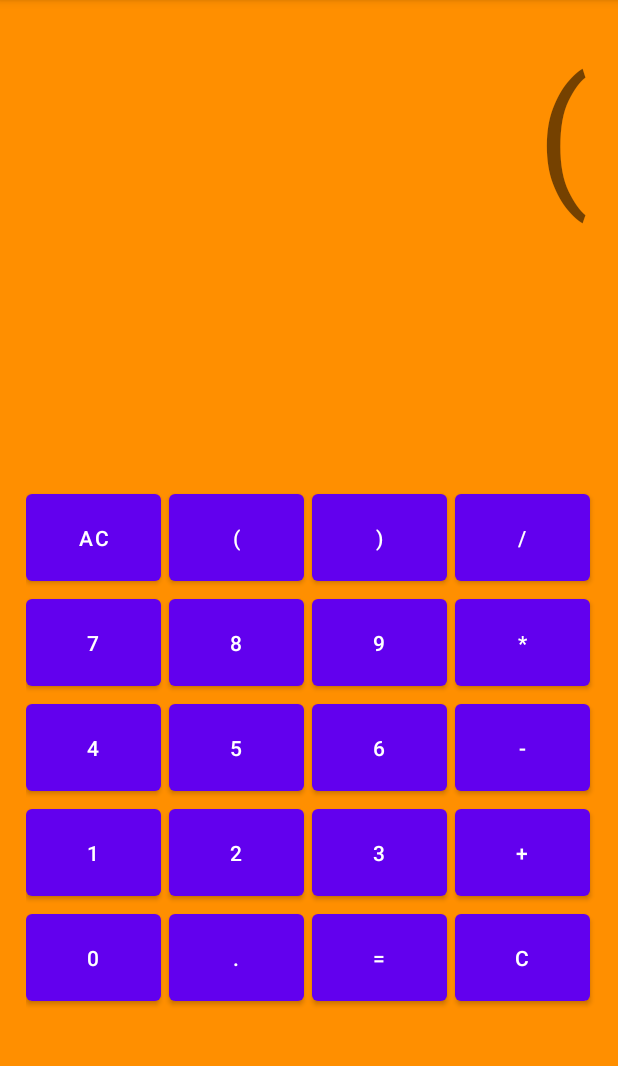
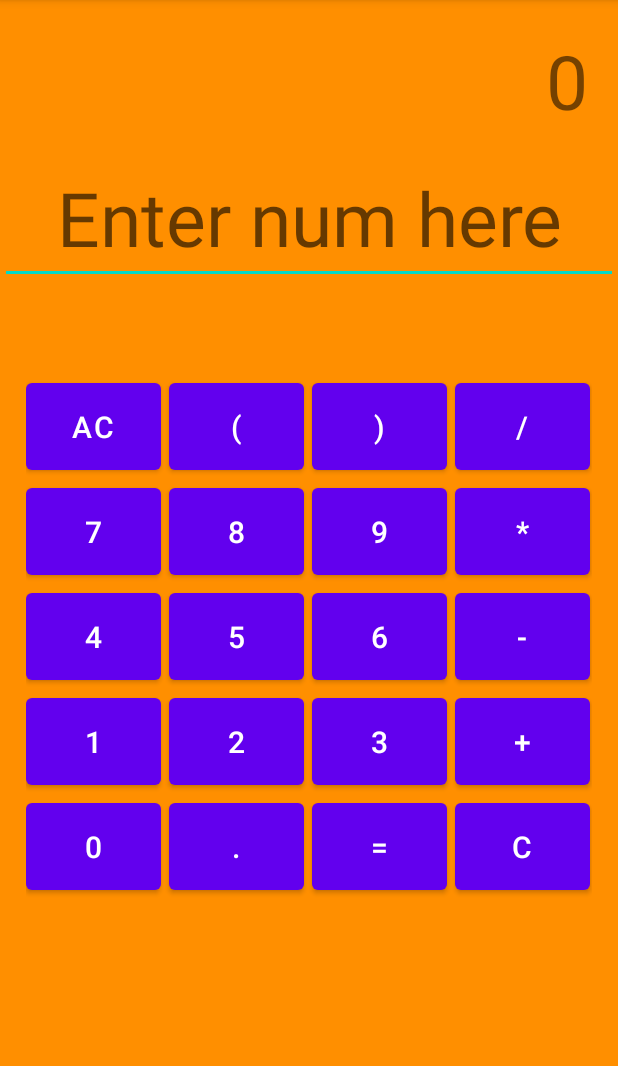
Before and after one commit to JordanPooleEffect/A-S, an Android app: the CalculatorExercise screen opened directly, with no data from a screen before it, after a tap on an icon or button, on a phone screen of 412 x 824 dp, the part 84-1150 px from its top. Run offline under Robolectric (Android 15) with nearby library versions, the phone set to English and light mode, and no system bars; 2 statements that could not run were skipped; 3 other taps on this screen came first.

Commit message:
NAUSAB TANAN

```diff
--- a/app/src/main/java/com/example/androidstudiocollection/CalculatorExercise.java
+++ b/app/src/main/java/com/example/androidstudiocollection/CalculatorExercise.java
@@ -3,28 +3,27 @@ package com.example.androidstudiocollection;
 import android.os.Bundle;
 import android.view.View;
 import android.widget.Button;
+import android.widget.EditText;
 import android.widget.TextView;
 import androidx.appcompat.app.AppCompatActivity;
-import net.objecthunter.exp4j.Expression;
-import net.objecthunter.exp4j.ExpressionBuilder;
-
-import java.text.DecimalFormat;
 
 public class CalculatorExercise extends AppCompatActivity {
 
     private TextView textView;
-    private StringBuilder input;
+    private EditText textEdit;
+    private CalculatorExerciseObject calculatorObject;
 
     @Override
     protected void onCreate(Bundle savedInstanceState) {
         super.onCreate(savedInstanceState);
         setContentView(R.layout.activity_calculator_exercise);
 
+        textView = findViewById(R.id.textView);
+        textEdit = findViewById(R.id.textEdit);
+        calculatorObject = new CalculatorExerciseObject(textView, textEdit);
+
         initializeButtons();
         initializeListeners();
-
-        textView = findViewById(R.id.textView);
-        input = new StringBuilder();
     }
 
     private void initializeButtons() {
@@ -50,31 +49,26 @@ public class CalculatorExercise extends AppCompatActivity {
         findViewById(R.id.btnClear).setOnClickListener(clearClickListener);
     }
 
-    private View.OnClickListener digitClickListener = new View.OnClickListener() {
+    public View.OnClickListener digitClickListener = new View.OnClickListener() {
         @Override
         public void onClick(View v) {
             Button button = (Button) v;
-            input.append(button.getText());
-            updateTextView();
+            calculatorObject.digitClick(button, textEdit);
         }
     };
 
-    private View.OnClickListener operatorClickListener = new View.OnClickListener() {
+    public View.OnClickListener operatorClickListener = new View.OnClickListener() {
         @Override
         public void onClick(View v) {
             Button button = (Button) v;
-            input.append(button.getText());
-            updateTextView();
+            calculatorObject.operatorClick(button, textView, textEdit);
         }
     };
 
     private View.OnClickListener dotClickListener = new View.OnClickListener() {
         @Override
         public void onClick(View v) {
-            if (!input.toString().contains(".")) {
-                input.append(".");
-                updateTextView();
-            }
+            calculatorObject.dotClick();
         }
     };
 
@@ -82,64 +76,28 @@ public class CalculatorExercise extends AppCompatActivity {
         @Override
         public void onClick(View v) {
             Button button = (Button) v;
-            input.append(button.getText());
-            updateTextView();
+            calculatorObject.parenthesisClick(button);
         }
     };
 
     private View.OnClickListener acClickListener = new View.OnClickListener() {
         @Override
         public void onClick(View v) {
-            input.setLength(0);
-            updateTextView();
+            calculatorObject.acClick();
         }
     };
 
     private View.OnClickListener clearClickListener = new View.OnClickListener() {
         @Override
         public void onClick(View v) {
-            if (input.length() > 0) {
-                input.deleteCharAt(input.length() - 1);
-                updateTextView();
-            }
+            calculatorObject.clearClick();
         }
     };
 
     private View.OnClickListener equalClickListener = new View.OnClickListener() {
         @Override
         public void onClick(View v) {
-            evaluateExpression();
+            calculatorObject.equalClick();
         }
     };
-
-    private void updateTextView() {
-        textView.setText(input.toString());
-    }
-
-    private void evaluateExpression() {
-        try {
-            DecimalFormat decimalFormat = new DecimalFormat("#.####");
-            double result = evaluate(input.toString());
-            input.setLength(0);
-            input.append(decimalFormat.format(result));
-            updateTextView();
-        } catch (Exception e) {
-            handleEvaluationError();
-        }
-    }
-
-    private double evaluate(String expression) {
-        try {
-            Expression e = new ExpressionBuilder(expression).build();
-            return e.evaluate();
-        } catch (ArithmeticException | IllegalArgumentException e) {
-            throw new RuntimeException("Error during expression evaluation", e);
-        }
-    }
-
-    private void handleEvaluationError() {
-        input.setLength(0);
-        input.append("Error");
-        updateTextView();
-    }
 }
--- a/app/src/main/res/layout/activity_calculator_exercise.xml
+++ b/app/src/main/res/layout/activity_calculator_exercise.xml
@@ -7,84 +7,102 @@
     tools:context=".CalculatorExercise"
     android:background="@color/orangey">
 
+    <LinearLayout
+        android:id="@+id/container"
+        android:layout_width="match_parent"
+        android:layout_height="match_parent"
+        android:orientation="vertical">
 
         <TextView
             android:id="@+id/textView"
             android:layout_width="match_parent"
+            android:layout_height="10dp"
+            android:layout_weight="0.3"
+            android:layout_marginStart="20dp"
+            android:layout_marginTop="20dp"
+            android:layout_marginEnd="20dp"
+            android:layout_marginBottom="20dp"
+            android:gravity="end"
+            android:text="0"
+            android:textSize="50sp" />
+
+        <EditText
+            android:layout_width="match_parent"
             android:layout_height="wrap_content"
-        android:layout_margin="20dp"
-        android:gravity="end"
-        android:textSize="100sp"
-        android:text="0"
-        android:layout_alignParentStart="true"
-        android:layout_marginBottom="16dp"
-        android:layout_marginTop="100dp"  />
+            android:hint="Enter num here"
+            android:textSize="50sp"
+            android:editable="false"
+            android:gravity="center"
+            android:layout_marginBottom="50dp"
+            android:id="@+id/textEdit">
+        </EditText>
 
         <GridLayout
             android:id="@+id/gridLayout"
             android:layout_width="match_parent"
-        android:layout_height="wrap_content"
-        android:layout_below="@id/textView"
-        android:layout_marginTop="150dp"
+            android:layout_height="0dp"
+            android:layout_weight="3"
+            android:layout_marginTop="10dp"
+            android:layout_marginLeft="17dp"
+            android:layout_marginRight="17dp"
             android:columnCount="4"
-        android:layout_marginLeft="17dp"
             android:rowCount="6">
 
             <!-- Row 1 -->
             <Button
                 android:layout_width="90dp"
                 android:layout_height="70dp"
-            android:layout_marginEnd="5dp"
+                android:textSize="20dp"
                 android:text="AC"
                 android:id="@+id/btnAC" />
 
             <Button
                 android:layout_width="90dp"
                 android:layout_height="70dp"
-            android:layout_marginEnd="5dp"
+                android:textSize="20dp"
                 android:text="("
                 android:id="@+id/btnOpenParenthesis" />
 
             <Button
                 android:layout_width="90dp"
                 android:layout_height="70dp"
-            android:layout_marginEnd="5dp"
+                android:textSize="20dp"
                 android:text=")"
                 android:id="@+id/btnCloseParenthesis" />
+
+            <Button
+                android:layout_width="90dp"
+                android:layout_height="70dp"
+                android:textSize="20dp"
+                android:text="/"
+                android:id="@+id/btnDivide" />
 
             <!-- Row 2 -->
             <Button
                 android:layout_width="90dp"
                 android:layout_height="70dp"
-            android:layout_marginEnd="5dp"
-            android:text="/"
-            android:id="@+id/btnDivide" />
-
-        <Button
-            android:layout_width="90dp"
-            android:layout_height="70dp"
-            android:layout_marginEnd="5dp"
+                android:textSize="20dp"
                 android:text="7"
                 android:id="@+id/btn7" />
 
             <Button
                 android:layout_width="90dp"
                 android:layout_height="70dp"
-            android:layout_marginEnd="5dp"
+                android:textSize="20dp"
                 android:text="8"
                 android:id="@+id/btn8" />
 
             <Button
                 android:layout_width="90dp"
                 android:layout_height="70dp"
-            android:layout_marginEnd="5dp"
+                android:textSize="20dp"
                 android:text="9"
                 android:id="@+id/btn9" />
 
             <Button
                 android:layout_width="90dp"
                 android:layout_height="70dp"
-            android:layout_marginEnd="5dp"
+                android:textSize="20dp"
                 android:text="*"
                 android:id="@+id/btnMultiply" />
 
@@ -92,6 +110,7 @@
             <Button
                 android:layout_width="90dp"
                 android:layout_height="70dp"
+                android:textSize="20dp"
                 android:layout_marginEnd="5dp"
                 android:text="4"
                 android:id="@+id/btn4" />
@@ -99,6 +118,7 @@
             <Button
                 android:layout_width="90dp"
                 android:layout_height="70dp"
+                android:textSize="20dp"
                 android:layout_marginEnd="5dp"
                 android:text="5"
                 android:id="@+id/btn5" />
@@ -106,6 +126,7 @@
             <Button
                 android:layout_width="90dp"
                 android:layout_height="70dp"
+                android:textSize="20dp"
                 android:layout_marginEnd="5dp"
                 android:text="6"
                 android:id="@+id/btn6" />
@@ -113,6 +134,7 @@
             <Button
                 android:layout_width="90dp"
                 android:layout_height="70dp"
+                android:textSize="20dp"
                 android:layout_marginEnd="5dp"
                 android:text="-"
                 android:id="@+id/btnSubtract" />
@@ -121,6 +143,7 @@
             <Button
                 android:layout_width="90dp"
                 android:layout_height="70dp"
+                android:textSize="20dp"
                 android:layout_marginEnd="5dp"
                 android:text="1"
                 android:id="@+id/btn1" />
@@ -128,6 +151,7 @@
             <Button
                 android:layout_width="90dp"
                 android:layout_height="70dp"
+                android:textSize="20dp"
                 android:layout_marginEnd="5dp"
                 android:text="2"
                 android:id="@+id/btn2" />
@@ -135,6 +159,7 @@
             <Button
                 android:layout_width="90dp"
                 android:layout_height="70dp"
+                android:textSize="20dp"
                 android:layout_marginEnd="5dp"
                 android:text="3"
                 android:id="@+id/btn3" />
@@ -142,6 +167,7 @@
             <Button
                 android:layout_width="90dp"
                 android:layout_height="70dp"
+                android:textSize="20dp"
                 android:layout_marginEnd="5dp"
                 android:text="+"
                 android:id="@+id/btnAdd" />
@@ -150,6 +176,7 @@
             <Button
                 android:layout_width="90dp"
                 android:layout_height="70dp"
+                android:textSize="20dp"
                 android:layout_marginEnd="5dp"
                 android:text="0"
                 android:id="@+id/btn0" />
@@ -157,6 +184,7 @@
             <Button
                 android:layout_width="90dp"
                 android:layout_height="70dp"
+                android:textSize="20dp"
                 android:layout_marginEnd="5dp"
                 android:text="."
                 android:id="@+id/btnDot" />
@@ -164,6 +192,7 @@
             <Button
                 android:layout_width="90dp"
                 android:layout_height="70dp"
+                android:textSize="20dp"
                 android:layout_marginEnd="5dp"
                 android:text="="
                 android:id="@+id/btnEqual" />
@@ -172,13 +201,13 @@
             <Button
                 android:layout_width="90dp"
                 android:layout_height="70dp"
+                android:textSize="20dp"
                 android:layout_marginEnd="5dp"
                 android:text="C"
                 android:id="@+id/btnClear" />
 
-
-
         </GridLayout>
 
+    </LinearLayout>
 
 </RelativeLayout>
```
Lines whose indentation alone changed are shown as unchanged.
